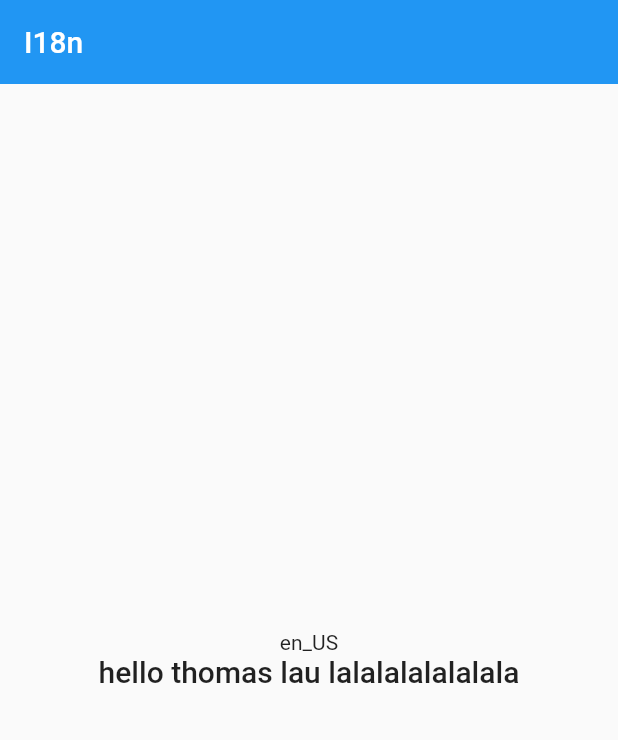
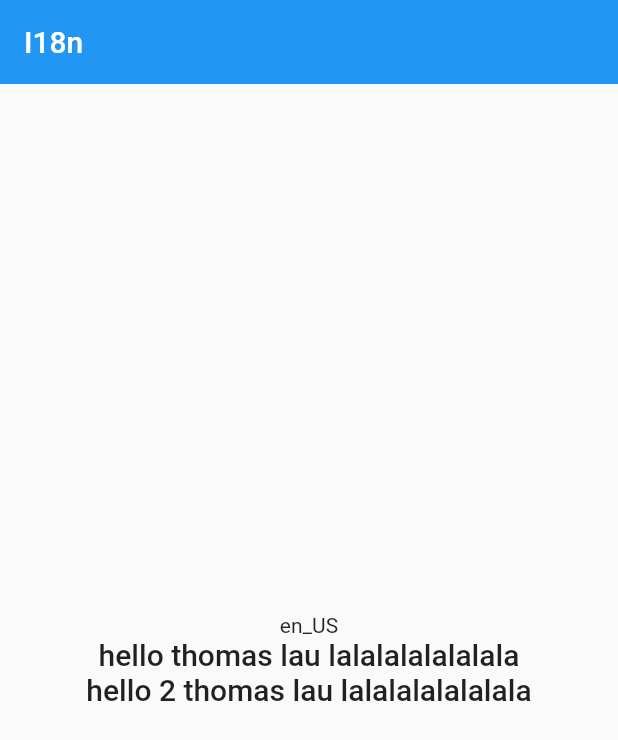
Before and after one commit to xiaolangshou/FlutterDemo, a Flutter app: the screen it shows after launch, on a phone screen of 412 x 824 dp. Shown: the top 740 px of the screen. Run offline on Flutter 3.47's test engine with Material 2 defaults, Android fonts, the phone set to English and light mode, and no system bars; our stand-ins replace flutter_staggered_animations, rxdart; missing offline and left inert: dart:ffi.

Commit message:
add demo 34

```diff
--- a/flutter_app34_localization2/lib/demo_localizations.dart
+++ b/flutter_app34_localization2/lib/demo_localizations.dart
@@ -35,6 +35,13 @@ class DemoLocalizations {
     args: [name],
   );
 
+  String greet2(String name) => Intl.message(
+    'hello2 $name',
+    name: 'greet2',
+    desc: 'greet2 someone.',
+    args: [name],
+  );
+
 }
 
 class DemoLocalizationsDelegate extends LocalizationsDelegate<DemoLocalizations>
--- a/flutter_app34_localization2/lib/demo_messages_en.dart
+++ b/flutter_app34_localization2/lib/demo_messages_en.dart
@@ -21,9 +21,12 @@ class MessageLookup extends MessageLookupByLibrary {
 
   static m0(name) => "hello ${name}";
 
+  static m1(name) => "hello 2 ${name}";
+
   final messages = _notInlinedMessages(_notInlinedMessages);
   static _notInlinedMessages(_) => <String, Function> {
     "greet" : m0,
+    "greet2": m1,
     "title" : MessageLookupByLibrary.simpleMessage("hello")
   };
 }
--- a/flutter_app34_localization2/lib/demo_messages_messages.dart
+++ b/flutter_app34_localization2/lib/demo_messages_messages.dart
@@ -20,10 +20,12 @@ class MessageLookup extends MessageLookupByLibrary {
   String get localeName => 'messages';
 
   static m0(name) => "hello ${name}";
+  static m1(name) => "hello 2 ${name}";
 
   final messages = _notInlinedMessages(_notInlinedMessages);
   static _notInlinedMessages(_) => <String, Function> {
     "greet" : m0,
+    "greet2": m1,
     "title" : MessageLookupByLibrary.simpleMessage("hello")
   };
 }
--- a/flutter_app34_localization2/lib/demo_messages_zh.dart
+++ b/flutter_app34_localization2/lib/demo_messages_zh.dart
@@ -21,9 +21,12 @@ class MessageLookup extends MessageLookupByLibrary {
 
   static m0(name) => "你好 ${name}";
 
+  static m1(name) => "你好 2 ${name}";
+
   final messages = _notInlinedMessages(_notInlinedMessages);
   static _notInlinedMessages(_) => <String, Function> {
     "greet" : m0,
+    "greet2": m1,
     "title" : MessageLookupByLibrary.simpleMessage("你好")
   };
 }
--- a/flutter_app34_localization2/lib/i18n_demo.dart
+++ b/flutter_app34_localization2/lib/i18n_demo.dart
@@ -22,7 +22,12 @@ class I18nDemo extends StatelessWidget {
               // Localizations.of(context, DemoLocalizations).title,
               DemoLocalizations.of(context).greet('thomas lau lalalalalalalala'),
               style: Theme.of(context).textTheme.title,
-            )
+            ),
+            Text(
+              // Localizations.of(context, DemoLocalizations).title,
+              DemoLocalizations.of(context).greet2('thomas lau lalalalalalalala'),
+              style: Theme.of(context).textTheme.title,
+            ),
           ],
         ),
       ),
```
Also changed, not shown: flutter_app34_localization2/lib/demo_messages_all.dart (+11 -1 lines), flutter_app34_localization2/lib/intl_en.arb (+9 -1 lines), flutter_app34_localization2/lib/intl_messages.arb (+10 -2 lines), flutter_app34_localization2/lib/intl_zh.arb (+13 -5 lines).
